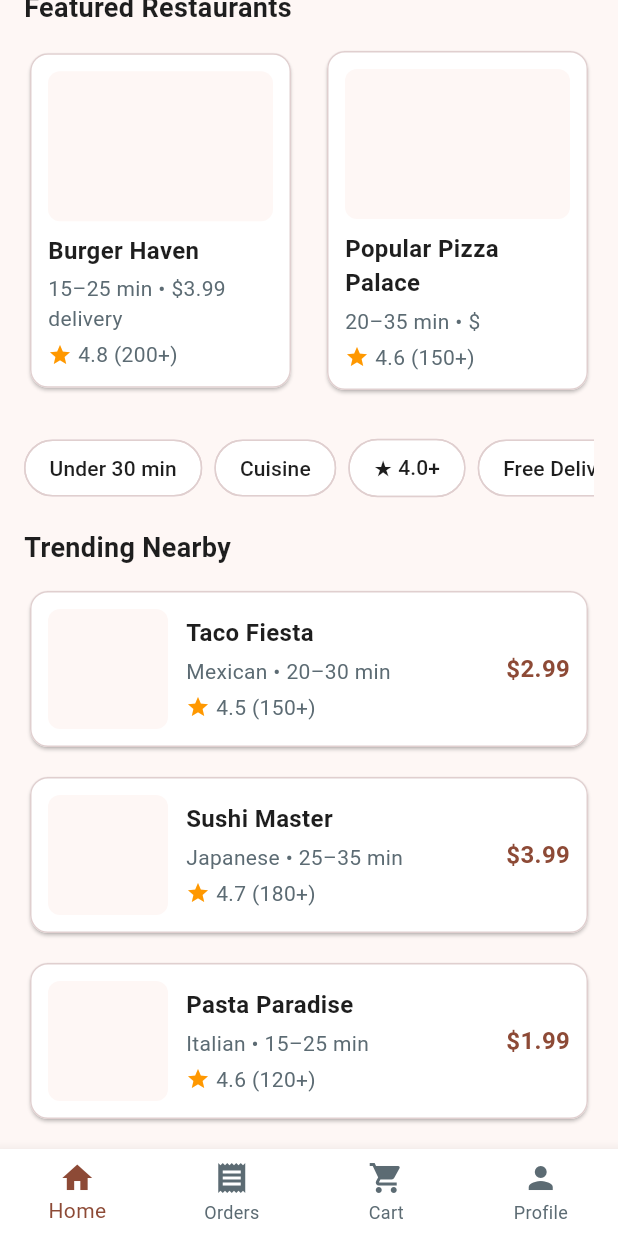
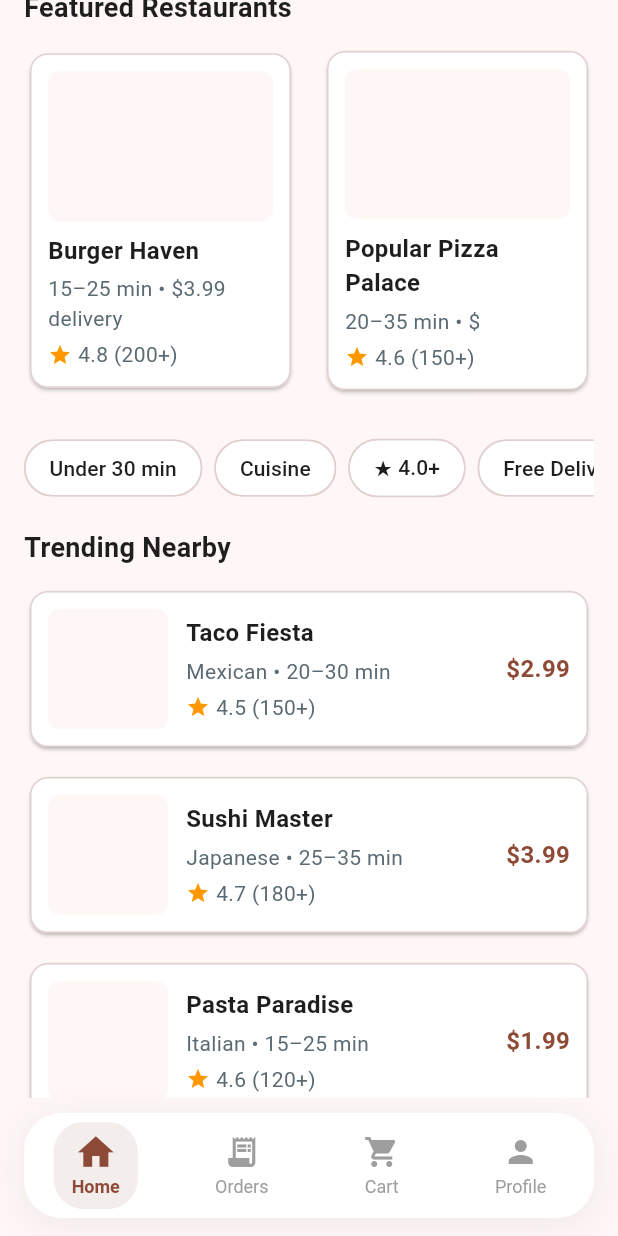
Before and after one commit to aravindvelpuri/fuuddy, a Flutter app: the HomeScreen screen opened by its route, scrolled down 440 dp, on a phone screen of 412 x 824 dp. Run offline on Flutter 3.47's test engine with Material 3 defaults, Android fonts, the phone set to English and light mode, and no system bars; our stand-ins replace cloud_firestore, firebase_auth, firebase_core, geocoding, geolocator; accounts and stored records are empty.

Commit message:
First Commit

```diff
--- a/lib/screens/home_screen.dart
+++ b/lib/screens/home_screen.dart
@@ -21,6 +21,7 @@ class _HomeScreenState extends State<HomeScreen> {
   List<Map<String, dynamic>> savedAddresses = [];
   Position? currentPosition;
   String currentLocationAddress = '';
+  int _currentIndex = 0;
 
   // Address form controllers
   final TextEditingController _addressController = TextEditingController();
@@ -233,8 +234,7 @@ class _HomeScreenState extends State<HomeScreen> {
         isScrollControlled: true,
         backgroundColor: Colors.white,
         shape: const RoundedRectangleBorder(
-        borderRadius: BorderRadius.vertical(top: Radius.circular(20)),
-        ),
+        borderRadius: BorderRadius.vertical(top: Radius.circular(20)),),
     builder: (context) {
     return _buildAddressBottomSheet();
   },
@@ -270,7 +270,6 @@ class _HomeScreenState extends State<HomeScreen> {
               ],
             ),
             const SizedBox(height: 16),
-        // Search field that doesn't auto-focus
             IgnorePointer(
               child: TextField(
                 focusNode: _searchFocusNode,
@@ -285,7 +284,8 @@ class _HomeScreenState extends State<HomeScreen> {
                   ),
                   contentPadding: const EdgeInsets.symmetric(vertical: 12),
                 ),
-          ),),
+              ),
+            ),
             const SizedBox(height: 20),
             Text(
               'SAVED ADDRESSES',
@@ -543,6 +543,172 @@ class _HomeScreenState extends State<HomeScreen> {
     );
   }
 
+  int _selectedIndex = 0;
+
+  Widget _buildCustomBottomNavBar() {
+    final bottomPadding = MediaQuery.of(context).padding.bottom;
+
+    return Padding(
+      padding: const EdgeInsets.only(bottom: 12),
+      child: SizedBox(
+        height: 80 + bottomPadding,
+        child: Stack(
+          children: [
+            // Transparent outer layer
+            Positioned(
+              left: 8,
+              right: 8,
+              bottom: bottomPadding,
+              child: Container(
+                height: 74,
+                decoration: BoxDecoration(
+                  color: Colors.transparent,
+                  borderRadius: BorderRadius.circular(30),
+                  border: Border.all(
+                    color: Colors.white.withOpacity(0.2),
+                    width: 1.5,
+                  ),
+                ),
+              ),
+            ),
+            // Main white card
+            Positioned(
+              left: 16,
+              right: 16,
+              bottom: bottomPadding,
+              child: AnimatedContainer(
+                duration: const Duration(milliseconds: 300),
+                curve: Curves.easeOut,
+                height: 70,
+                decoration: BoxDecoration(
+                  color: Colors.white,
+                  borderRadius: BorderRadius.circular(25),
+                  boxShadow: [
+                    BoxShadow(
+                      color: Colors.black.withOpacity(0.05),
+                      blurRadius: 20,
+                      spreadRadius: 2,
+                      offset: const Offset(0, 5),
+                    ),
+                  ],
+                ),
+                child: Row(
+                  mainAxisAlignment: MainAxisAlignment.spaceAround,
+                  children: List.generate(4, (index) {
+                    final isActive = _selectedIndex == index;
+                    final items = [
+                      {'icon': Icons.home, 'label': 'Home'},
+                      {'icon': Icons.receipt_long, 'label': 'Orders'},
+                      {'icon': Icons.shopping_cart, 'label': 'Cart'},
+                      {'icon': Icons.person, 'label': 'Profile'},
+                    ];
+
+                    return _buildAnimatedNavItem(
+                      icon: items[index]['icon'] as IconData,
+                      label: items[index]['label'] as String,
+                      index: index,
+                      isActive: isActive,
+                      onTap: () {
+                        setState(() {
+                          _selectedIndex = index;
+                        });
+                      },
+                    );
+                  }),
+                ),
+              ),
+            ),
+          ],
+        ),
+      ),
+    );
+  }
+
+  Widget _buildAnimatedNavItem({
+    required IconData icon,
+    required String label,
+    required int index,
+    required bool isActive,
+    required VoidCallback onTap,
+  }) {
+    return GestureDetector(
+      onTap: onTap,
+      behavior: HitTestBehavior.opaque,
+      child: AnimatedContainer(
+        duration: const Duration(milliseconds: 250),
+        padding: const EdgeInsets.symmetric(horizontal: 12, vertical: 8),
+        decoration: BoxDecoration(
+          color: isActive ? AppColors.primary.withOpacity(0.1) : Colors.transparent,
+          borderRadius: BorderRadius.circular(20),
+        ),
+        child: Column(
+          mainAxisSize: MainAxisSize.min,
+          children: [
+            AnimatedScale(
+              scale: isActive ? 1.2 : 1.0,
+              duration: const Duration(milliseconds: 200),
+              child: Icon(
+                icon,
+                size: 24,
+                color: isActive ? AppColors.primary : Colors.grey,
+              ),
+            ),
+            const SizedBox(height: 4),
+            AnimatedDefaultTextStyle(
+              duration: const Duration(milliseconds: 200),
+              style: TextStyle(
+                fontSize: 12,
+                color: isActive ? AppColors.primary : Colors.grey,
+                fontWeight: isActive ? FontWeight.bold : FontWeight.normal,
+              ),
+              child: Text(label),
+            ),
+          ],
+        ),
+      ),
+    );
+  }
+
+
+  // Widget _buildNavItem(IconData icon, String label, int index) {
+  //   final isSelected = _currentIndex == index;
+  //   return GestureDetector(
+  //     onTap: () {
+  //       setState(() {
+  //         _currentIndex = index;
+  //       });
+  //     },
+  //     child: Column(
+  //       mainAxisSize: MainAxisSize.min,
+  //       children: [
+  //         Icon(
+  //           icon,
+  //           size: 28,
+  //           color: isSelected ? AppColors.primary : AppColors.secondaryText,
+  //         ),
+  //         const SizedBox(height: 4),
+  //         Text(
+  //           label,
+  //           style: TextStyle(
+  //             fontSize: 12,
+  //             color: isSelected ? AppColors.primary : AppColors.secondaryText,
+  //           ),
+  //         ),
+  //         if (isSelected)
+  //           Container(
+  //             margin: const EdgeInsets.only(top: 4),
+  //             height: 3,
+  //             width: 20,
+  //             decoration: BoxDecoration(
+  //               color: AppColors.primary,
+  //               borderRadius: BorderRadius.circular(2),
+  //             ),
+  //           ),
+  //       ],
+  //     ),
+  //   );
+  // }
+
   @override
   Widget build(BuildContext context) {
     return GestureDetector(
@@ -550,6 +716,7 @@ class _HomeScreenState extends State<HomeScreen> {
       behavior: HitTestBehavior.opaque,
       child: Scaffold(
         backgroundColor: AppColors.background,
+        extendBody: true,
         body: SafeArea(
           child: SingleChildScrollView(
             padding: const EdgeInsets.all(16),
@@ -662,7 +829,7 @@ class _HomeScreenState extends State<HomeScreen> {
                 Container(
                   padding: const EdgeInsets.all(16),
                   decoration: BoxDecoration(
-                    color:AppColors.primary.withAlpha((0.1 * 255).round()),
+                    color: AppColors.primary.withAlpha((0.1 * 255).round()),
                     borderRadius: BorderRadius.circular(12),
                   ),
                   child: Row(
@@ -780,30 +947,7 @@ class _HomeScreenState extends State<HomeScreen> {
             ),
           ),
         ),
-        bottomNavigationBar: BottomNavigationBar(
-          type: BottomNavigationBarType.fixed,
-          backgroundColor: Colors.white,
-          selectedItemColor: AppColors.primary,
-          unselectedItemColor: AppColors.secondaryText,
-          items: const [
-            BottomNavigationBarItem(
-              icon: Icon(Icons.home),
-              label: 'Home',
-            ),
-            BottomNavigationBarItem(
-              icon: Icon(Icons.receipt),
-              label: 'Orders',
-            ),
-            BottomNavigationBarItem(
-              icon: Icon(Icons.shopping_cart),
-              label: 'Cart',
-            ),
-            BottomNavigationBarItem(
-              icon: Icon(Icons.person),
-              label: 'Profile',
-            ),
-          ],
-        ),
+        bottomNavigationBar: _buildCustomBottomNavBar(),
       ),
     );
   }
```
Also changed, not shown: 14 other files. Lines whose indentation alone changed are shown as unchanged.
